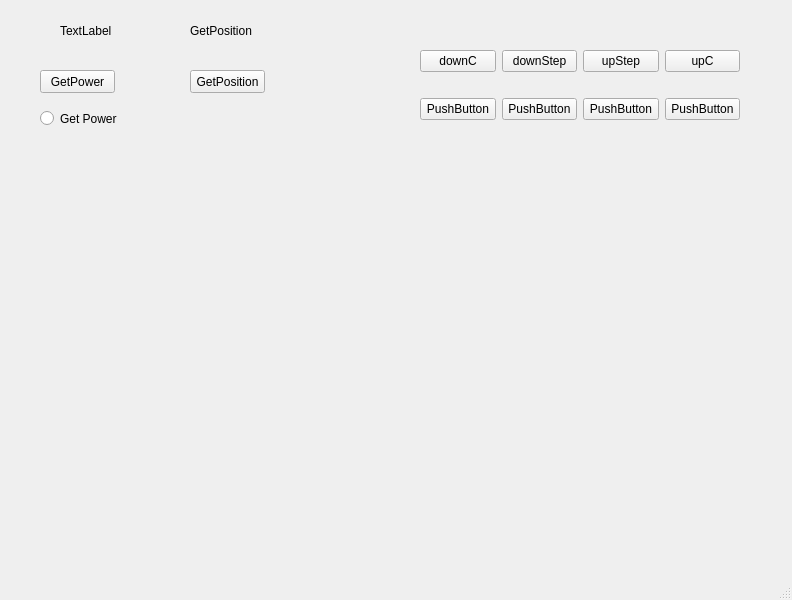
The window that UIWindow.ui (VincentBezold/Control-of-measurement-setup) describes before a commit, drawn with Qt 5.
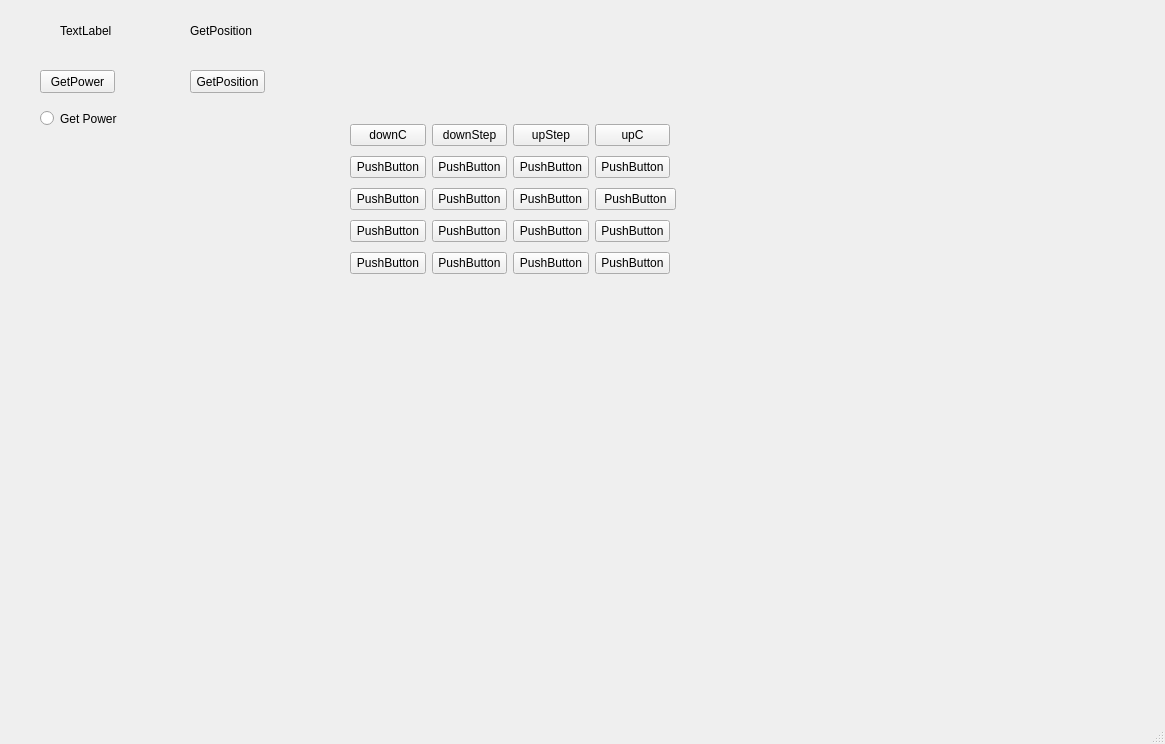
The same window after the commit.

Commit message: Adding Button groups; integrating the buttons

Patch:
```diff
--- a/UIWindow.ui
+++ b/UIWindow.ui
@@ -6,8 +6,8 @@
    <rect>
     <x>0</x>
     <y>0</y>
-    <width>792</width>
-    <height>600</height>
+    <width>1165</width>
+    <height>744</height>
    </rect>
   </property>
   <property name="windowTitle">
@@ -82,10 +82,10 @@
    <widget class="QWidget" name="gridLayoutWidget">
     <property name="geometry">
      <rect>
-      <x>420</x>
-      <y>30</y>
-      <width>320</width>
-      <height>111</height>
+      <x>350</x>
+      <y>120</y>
+      <width>326</width>
+      <height>161</height>
      </rect>
     </property>
     <layout class="QGridLayout" name="gridLayout">
@@ -124,6 +124,13 @@
        </property>
       </widget>
      </item>
+     <item row="2" column="3">
+      <widget class="QPushButton" name="pushButton_10">
+       <property name="text">
+        <string>PushButton</string>
+       </property>
+      </widget>
+     </item>
      <item row="2" column="1">
       <widget class="QPushButton" name="pushButton_8">
        <property name="text">
@@ -138,8 +145,85 @@
        </property>
       </widget>
      </item>
-     <item row="2" column="3">
-      <widget class="QPushButton" name="pushButton_10">
+     <item row="3" column="2">
+      <widget class="QPushButton" name="pushButton_14">
+       <property name="text">
+        <string>PushButton</string>
+       </property>
+      </widget>
+     </item>
+     <item row="3" column="0">
+      <widget class="QPushButton" name="pushButton_13">
+       <property name="text">
+        <string>PushButton</string>
+       </property>
+      </widget>
+     </item>
+     <item row="3" column="1">
+      <widget class="QPushButton" name="pushButton_11">
+       <property name="text">
+        <string>PushButton</string>
+       </property>
+      </widget>
+     </item>
+     <item row="6" column="0">
+      <widget class="QPushButton" name="pushButton_17">
+       <property name="text">
+        <string>PushButton</string>
+       </property>
+      </widget>
+     </item>
+     <item row="6" column="1">
+      <widget class="QPushButton" name="pushButton_15">
+       <property name="text">
+        <string>PushButton</string>
+       </property>
+      </widget>
+     </item>
+     <item row="6" column="2">
+      <widget class="QPushButton" name="pushButton_16">
+       <property name="text">
+        <string>PushButton</string>
+       </property>
+      </widget>
+     </item>
+     <item row="7" column="0">
+      <widget class="QPushButton" name="pushButton_18">
+       <property name="text">
+        <string>PushButton</string>
+       </property>
+      </widget>
+     </item>
+     <item row="6" column="3">
+      <widget class="QPushButton" name="pushButton_20">
+       <property name="text">
+        <string>PushButton</string>
+       </property>
+      </widget>
+     </item>
+     <item row="7" column="3">
+      <widget class="QPushButton" name="pushButton_19">
+       <property name="text">
+        <string>PushButton</string>
+       </property>
+      </widget>
+     </item>
+     <item row="7" column="2">
+      <widget class="QPushButton" name="pushButton_21">
+       <property name="text">
+        <string>PushButton</string>
+       </property>
+      </widget>
+     </item>
+     <item row="7" column="1">
+      <widget class="QPushButton" name="pushButton_22">
+       <property name="text">
+        <string>PushButton</string>
+       </property>
+      </widget>
+     </item>
+     <item row="3" column="3" colspan="2">
+      <widget class="QPushButton" name="pushButton_12">
        <property name="text">
         <string>PushButton</string>
        </property>
@@ -153,7 +237,7 @@
     <rect>
      <x>0</x>
      <y>0</y>
-     <width>792</width>
+     <width>1165</width>
      <height>21</height>
     </rect>
    </property>
```
The commit also changes 3 other files.
